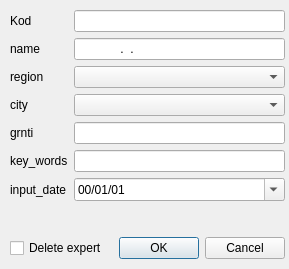
The window that addnewexpert.ui (LebedevRI/dbms) describes before a commit, drawn with Qt 5.
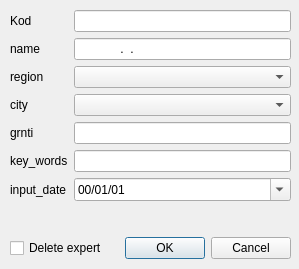
The same window after the commit.

Patch:
```diff
--- a/addnewexpert.ui
+++ b/addnewexpert.ui
@@ -6,7 +6,7 @@
    <rect>
     <x>0</x>
     <y>0</y>
-    <width>289</width>
+    <width>299</width>
     <height>269</height>
    </rect>
   </property>
@@ -24,7 +24,7 @@
     <rect>
      <x>10</x>
      <y>10</y>
-     <width>275</width>
+     <width>281</width>
      <height>249</height>
     </rect>
    </property>
```
